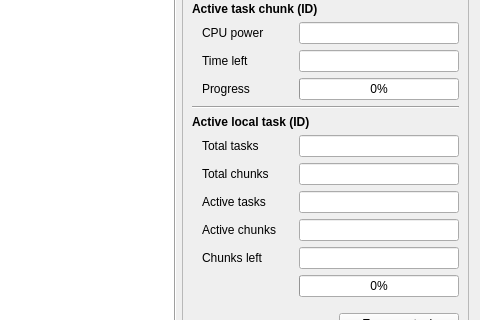
golemfactory/clay, file poc/golemPy/src/ui/manager.ui: the form before one commit; both pictures show x 547 to 1027 and y 195 to 515 of the 1027 by 704 pixel window.
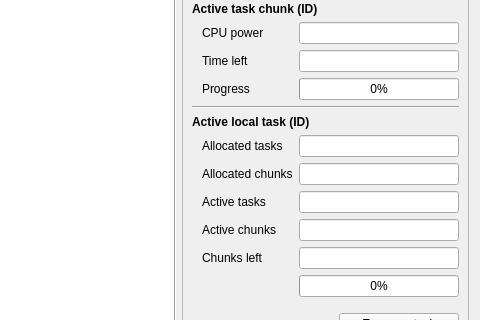
The form after the commit.

```diff
--- a/poc/golemPy/src/ui/manager.ui
+++ b/poc/golemPy/src/ui/manager.ui
@@ -502,7 +502,7 @@
                    </sizepolicy>
                   </property>
                   <property name="text">
-                   <string>Total tasks</string>
+                   <string>Allocated tasks</string>
                   </property>
                  </widget>
                 </item>
@@ -528,7 +528,7 @@
                 <item row="1" column="0">
                  <widget class="QLabel" name="label_13">
                   <property name="text">
-                   <string>Total chunks</string>
+                   <string>Allocated chunks</string>
                   </property>
                  </widget>
                 </item>
```
Left out of the diff: 4 changed lines with no effect on the pictures.
